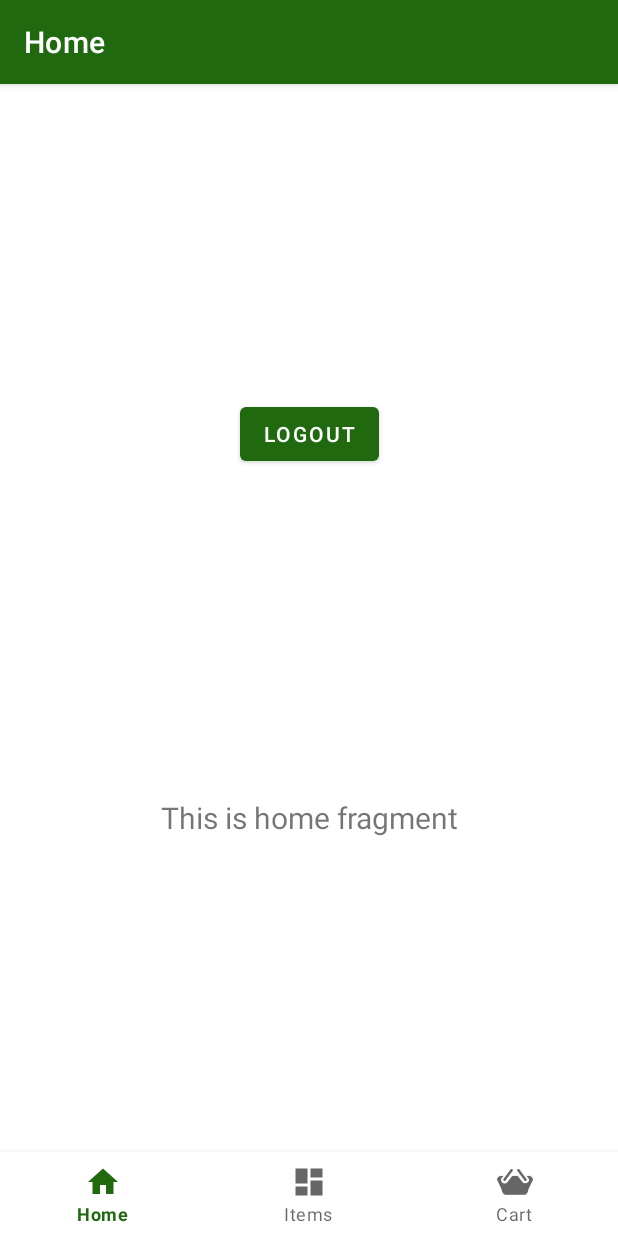
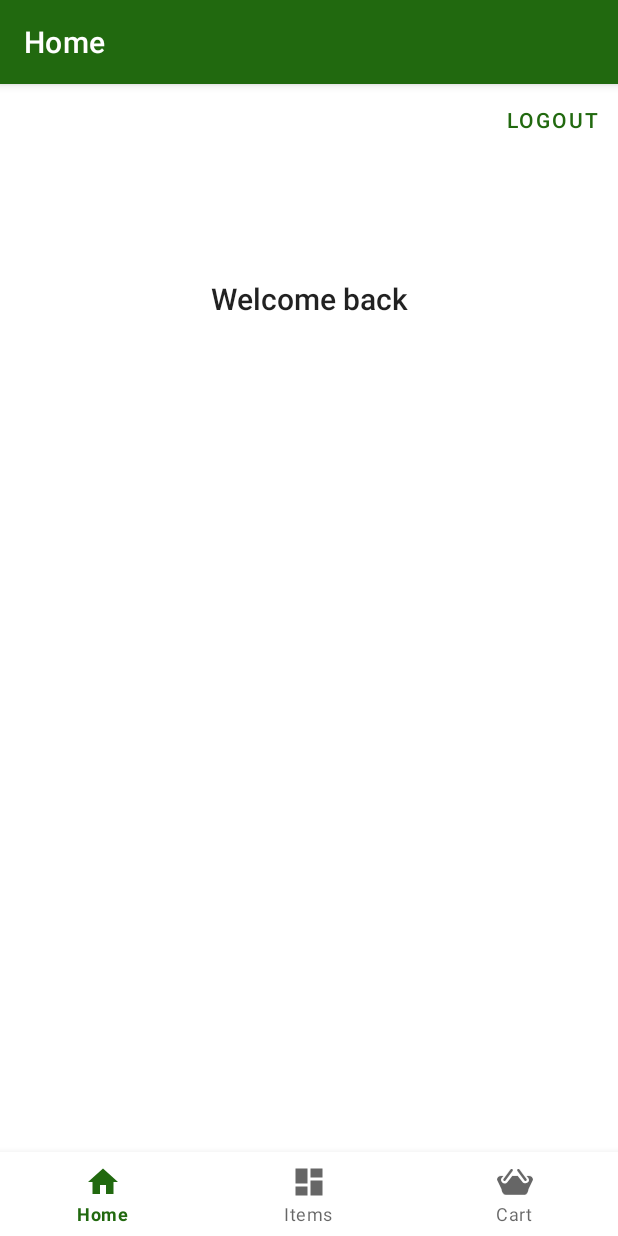
Before and after one commit to Thumster/sMart-Mobile-Application, an Android app: the screen it shows after launch once a user with an empty profile is signed in (MainActivity), on a phone screen of 412 x 824 dp. Run offline under Robolectric (Android 15) with nearby library versions, the phone set to English and light mode, and no system bars; our stand-ins replace Firebase (no records; nobody signed in at launch, a user with empty details on screens opened directly), navigation-ui; libraries missing offline, so code that uses them is left out: com.firebase.ui.

Commit message:
removed fb, ui updates

```diff
--- a/app/build.gradle
+++ b/app/build.gradle
@@ -35,7 +35,6 @@ dependencies {
     implementation 'com.google.firebase:firebase-auth:20.0.2'
     implementation 'com.firebaseui:firebase-ui-auth:7.1.1'
     implementation 'com.google.android.gms:play-services-auth:19.0.0'
-    implementation 'com.facebook.android:facebook-android-sdk:4.41.0'
 
     implementation 'com.google.android.material:material:1.3.0'
 
--- a/app/src/main/java/com/example/smart/LoginActivity.java
+++ b/app/src/main/java/com/example/smart/LoginActivity.java
@@ -31,8 +31,8 @@ public class LoginActivity extends AppCompatActivity {
         // Choose authentication providers
         List<AuthUI.IdpConfig> providers = Arrays.asList(
                 new AuthUI.IdpConfig.GoogleBuilder().build(),
-                new AuthUI.IdpConfig.FacebookBuilder().build(),
                 new AuthUI.IdpConfig.EmailBuilder().build());
+//        new AuthUI.IdpConfig.FacebookBuilder().build(),
 
         // Create and launch sign-in intent
         startActivityForResult(
--- a/app/src/main/java/com/example/smart/ui/home/HomeFragment.java
+++ b/app/src/main/java/com/example/smart/ui/home/HomeFragment.java
@@ -21,6 +21,7 @@ import androidx.recyclerview.widget.RecyclerView;
 import com.example.smart.MainActivity;
 import com.example.smart.R;
 import com.example.smart.adapter.ItemAdapter;
+import com.example.smart.util.FirebaseUtil;
 import com.firebase.ui.auth.AuthUI;
 import com.google.android.gms.tasks.OnCompleteListener;
 import com.google.android.gms.tasks.Task;
@@ -30,27 +31,19 @@ import com.google.firebase.firestore.Query;
 
 public class HomeFragment extends Fragment {
 
-    private HomeViewModel homeViewModel;
-
     public View onCreateView(@NonNull LayoutInflater inflater,
                              ViewGroup container, Bundle savedInstanceState) {
-        homeViewModel = new ViewModelProvider(this).get(HomeViewModel.class);
         View root = inflater.inflate(R.layout.fragment_home, container, false);
 
-        final TextView textView = root.findViewById(R.id.text_home);
-        final Button buttonLogout = root.findViewById(R.id.button_logout);
-        homeViewModel.getText().observe(getViewLifecycleOwner(), new Observer<String>() {
-            @Override
-            public void onChanged(@Nullable String s) {
-                textView.setText(s);
-            }
-        });
+        TextView nameTextView = root.findViewById(R.id.text_name);
+        Button buttonLogout = root.findViewById(R.id.button_logout);
+        nameTextView.setText(FirebaseUtil.getCurrentUser().getDisplayName());
         buttonLogout.setOnClickListener(v -> {
                     AuthUI.getInstance()
                             .signOut(v.getContext())
                             .addOnCompleteListener(new OnCompleteListener<Void>() {
                                 public void onComplete(Task<Void> task) {
-                            ((MainActivity)v.getContext()).recreate();
+                                    ((MainActivity) v.getContext()).recreate();
                                 }
                             });
                 }
--- a/app/src/main/java/com/example/smart/ui/home/HomeViewModel.java
+++ /dev/null
@@ -1,19 +0,0 @@
-package com.example.smart.ui.home;
-
-import androidx.lifecycle.LiveData;
-import androidx.lifecycle.MutableLiveData;
-import androidx.lifecycle.ViewModel;
-
-public class HomeViewModel extends ViewModel {
-
-    private MutableLiveData<String> mText;
-
-    public HomeViewModel() {
-        mText = new MutableLiveData<>();
-        mText.setValue("This is home fragment");
-    }
-
-    public LiveData<String> getText() {
-        return mText;
-    }
-}
--- a/app/src/main/res/layout/fragment_home.xml
+++ b/app/src/main/res/layout/fragment_home.xml
@@ -5,26 +5,38 @@
     android:layout_width="match_parent"
     android:layout_height="match_parent"
     tools:context=".ui.home.HomeFragment">
+    <com.google.android.material.textview.MaterialTextView
+        android:id="@+id/text_welcome"
+        android:layout_width="wrap_content"
+        android:layout_height="wrap_content"
+        style="@style/Theme.SMart.Title"
+        app:layout_constraintStart_toStartOf="parent"
+        app:layout_constraintEnd_toEndOf="parent"
+        app:layout_constraintTop_toTopOf="parent"
+        app:layout_constraintBottom_toTopOf="@+id/text_name"
+        app:layout_constraintVertical_chainStyle="packed"
+        app:layout_constraintVertical_bias="0.2"
+        android:textAlignment="center"
+        android:text="@string/title_welcome"/>
+    <com.google.android.material.textview.MaterialTextView
+        android:id="@+id/text_name"
+        android:layout_width="wrap_content"
+        android:layout_height="wrap_content"
+        style="@style/Theme.SMart.Headline"
+        android:layout_marginTop="5dp"
+        app:layout_constraintStart_toStartOf="@id/text_welcome"
+        app:layout_constraintEnd_toEndOf="@id/text_welcome"
+        app:layout_constraintTop_toBottomOf="@id/text_welcome"
+        app:layout_constraintBottom_toBottomOf="parent"
+        android:textAlignment="center"
+        tools:text="Name of User"/>
+
     <Button
         android:id="@+id/button_logout"
         android:layout_width="wrap_content"
         android:layout_height="wrap_content"
+        android:text="@string/button_logout"
         app:layout_constraintEnd_toEndOf="parent"
-        app:layout_constraintStart_toStartOf="parent"
-        app:layout_constraintTop_toTopOf="parent"
-        app:layout_constraintBottom_toTopOf="@id/text_home"
-        android:text="LOGOUT"/>
-    <TextView
-        android:id="@+id/text_home"
-        android:layout_width="match_parent"
-        android:layout_height="wrap_content"
-        android:layout_marginStart="8dp"
-        android:layout_marginTop="8dp"
-        android:layout_marginEnd="8dp"
-        android:textAlignment="center"
-        android:textSize="20sp"
-        app:layout_constraintTop_toBottomOf="@id/button_logout"
-        app:layout_constraintBottom_toBottomOf="parent"
-        app:layout_constraintEnd_toEndOf="parent"
-        app:layout_constraintStart_toStartOf="parent"/>
+        style="@style/Widget.MaterialComponents.Button.TextButton"
+        app:layout_constraintTop_toTopOf="parent" />
 </androidx.constraintlayout.widget.ConstraintLayout>
--- a/app/src/main/res/values/strings.xml
+++ b/app/src/main/res/values/strings.xml
@@ -9,6 +9,9 @@
     <string name="button_add_to_cart">Add To Cart</string>
     <string name="button_delete">Delete</string>
     <string name="button_checkout">Checkout</string>
+    <string name="button_redirect_shop">Shop Now</string>
+    <string name="title_welcome">Welcome back</string>
+    <string name="button_logout">logout</string>
 
     <string name="title_activity_login">Login</string>
     <string name="title_login_provider">choose a provider</string>
```
Also changed, not shown: app/src/main/java/com/example/smart/model/CartItem.java (+17 -2 lines), app/src/main/java/com/example/smart/ui/cart/CartFragment.java (+32 -0 lines), app/src/main/java/com/example/smart/ui/item/ItemsFragment.java (+6 -4 lines), app/src/main/res/layout/fragment_cart.xml (+14 -2 lines), app/src/main/res/layout/item_cart.xml (+37 -37 lines), app/src/main/res/layout/item_item.xml (+18 -21 lines). Lines whose indentation alone changed are shown as unchanged.
